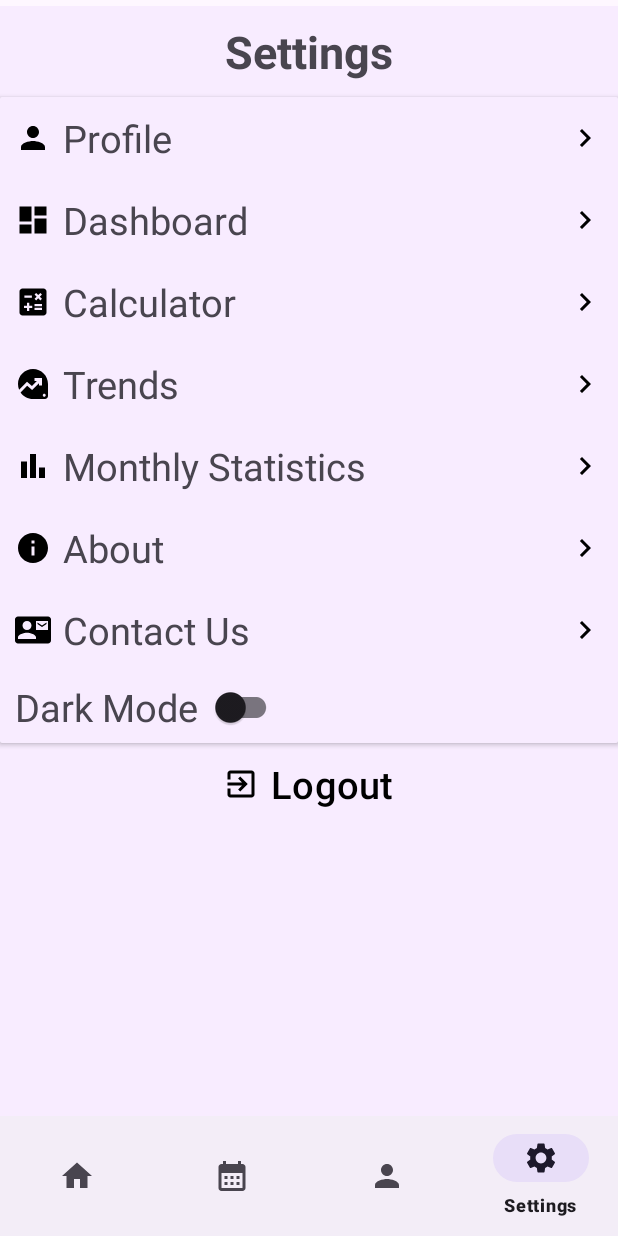
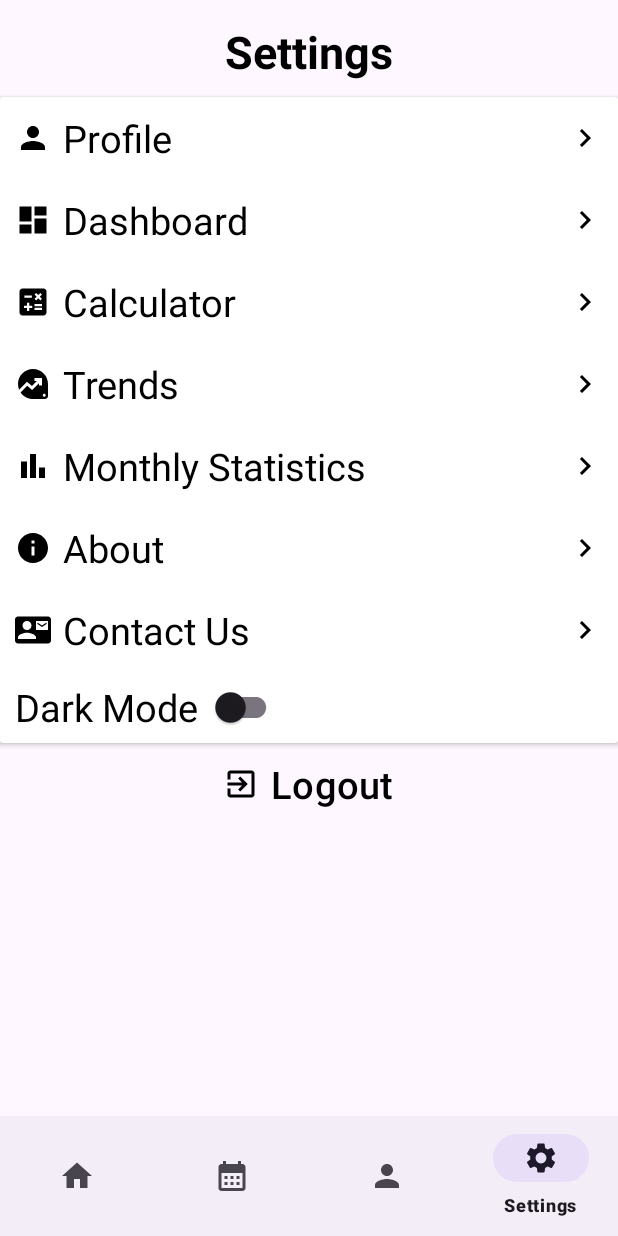
Before and after one commit to Dvaxinator/ExpenseTracker, an Android app: the screen it shows after launch once a user with an empty profile is signed in (UserMenu), item 4 of the bottom bar chosen, on a phone screen of 412 x 824 dp. Run offline under Robolectric (Android 15) with nearby library versions, the phone set to English and light mode, and no system bars; our stand-ins replace Firebase (no records; nobody signed in at launch, a user with empty details on screens opened directly), navigation-ui.

Commit message:
fix: make dark mode work with new ui changes

```diff
--- a/app/src/main/res/drawable/baseline_bar_chart_24.xml
+++ b/app/src/main/res/drawable/baseline_bar_chart_24.xml
@@ -1,4 +1,4 @@
-<vector xmlns:android="http://schemas.android.com/apk/res/android" android:height="24dp" android:tint="#000000" android:viewportHeight="24" android:viewportWidth="24" android:width="24dp">
+<vector xmlns:android="http://schemas.android.com/apk/res/android" android:height="24dp" android:tint="?attr/colorOnBackground" android:viewportHeight="24" android:viewportWidth="24" android:width="24dp">
 
     <path android:fillColor="@android:color/white" android:pathData="M4,9h4v11h-4z"/>
 
--- a/app/src/main/res/drawable/baseline_calculate_24.xml
+++ b/app/src/main/res/drawable/baseline_calculate_24.xml
@@ -1,4 +1,4 @@
-<vector xmlns:android="http://schemas.android.com/apk/res/android" android:height="24dp" android:tint="#000000" android:viewportHeight="24" android:viewportWidth="24" android:width="24dp">
+<vector xmlns:android="http://schemas.android.com/apk/res/android" android:height="24dp" android:tint="?attr/colorOnBackground" android:viewportHeight="24" android:viewportWidth="24" android:width="24dp">
 
     <path android:fillColor="@android:color/white" android:pathData="M19,3H5C3.9,3 3,3.9 3,5v14c0,1.1 0.9,2 2,2h14c1.1,0 2,-0.9 2,-2V5C21,3.9 20.1,3 19,3zM13.03,7.06L14.09,6l1.41,1.41L16.91,6l1.06,1.06l-1.41,1.41l1.41,1.41l-1.06,1.06L15.5,9.54l-1.41,1.41l-1.06,-1.06l1.41,-1.41L13.03,7.06zM6.25,7.72h5v1.5h-5V7.72zM11.5,16h-2v2H8v-2H6v-1.5h2v-2h1.5v2h2V16zM18,17.25h-5v-1.5h5V17.25zM18,14.75h-5v-1.5h5V14.75z"/>
 
--- a/app/src/main/res/drawable/baseline_contact_mail_24.xml
+++ b/app/src/main/res/drawable/baseline_contact_mail_24.xml
@@ -1,4 +1,4 @@
-<vector xmlns:android="http://schemas.android.com/apk/res/android" android:height="24dp" android:tint="#000000" android:viewportHeight="24" android:viewportWidth="24" android:width="24dp">
+<vector xmlns:android="http://schemas.android.com/apk/res/android" android:height="24dp" android:tint="?attr/colorOnBackground" android:viewportHeight="24" android:viewportWidth="24" android:width="24dp">
 
     <path android:fillColor="@android:color/white" android:pathData="M21,8L21,7l-3,2 -3,-2v1l3,2 3,-2zM22,3L2,3C0.9,3 0,3.9 0,5v14c0,1.1 0.9,2 2,2h20c1.1,0 1.99,-0.9 1.99,-2L24,5c0,-1.1 -0.9,-2 -2,-2zM8,6c1.66,0 3,1.34 3,3s-1.34,3 -3,3 -3,-1.34 -3,-3 1.34,-3 3,-3zM14,18L2,18v-1c0,-2 4,-3.1 6,-3.1s6,1.1 6,3.1v1zM22,12h-8L14,6h8v6z"/>
 
--- a/app/src/main/res/drawable/baseline_dashboard_24.xml
+++ b/app/src/main/res/drawable/baseline_dashboard_24.xml
@@ -1,4 +1,4 @@
-<vector xmlns:android="http://schemas.android.com/apk/res/android" android:height="24dp" android:tint="#000000" android:viewportHeight="24" android:viewportWidth="24" android:width="24dp">
+<vector xmlns:android="http://schemas.android.com/apk/res/android" android:height="24dp" android:tint="?attr/colorOnBackground" android:viewportHeight="24" android:viewportWidth="24" android:width="24dp">
 
     <path android:fillColor="@android:color/white" android:pathData="M3,13h8L11,3L3,3v10zM3,21h8v-6L3,15v6zM13,21h8L21,11h-8v10zM13,3v6h8L21,3h-8z"/>
 
--- a/app/src/main/res/drawable/baseline_data_exploration_24.xml
+++ b/app/src/main/res/drawable/baseline_data_exploration_24.xml
@@ -1,4 +1,4 @@
-<vector xmlns:android="http://schemas.android.com/apk/res/android" android:height="24dp" android:tint="#000000" android:viewportHeight="24" android:viewportWidth="24" android:width="24dp">
+<vector xmlns:android="http://schemas.android.com/apk/res/android" android:height="24dp" android:tint="?attr/colorOnBackground" android:viewportHeight="24" android:viewportWidth="24" android:width="24dp">
 
     <path android:fillColor="@android:color/white" android:pathData="M12,2C6.48,2 2,6.48 2,12c0,1.33 0.26,2.61 0.74,3.77L8,10.5l3.3,2.78L14.58,10H13V8h5v5h-2v-1.58L11.41,16l-3.29,-2.79l-4.4,4.4C5.52,20.26 8.56,22 12,22h8c1.1,0 2,-0.9 2,-2v-8C22,6.48 17.52,2 12,2zM19.5,20.5c-0.55,0 -1,-0.45 -1,-1s0.45,-1 1,-1s1,0.45 1,1S20.05,20.5 19.5,20.5z"/>
 
--- a/app/src/main/res/drawable/baseline_exit_to_app_24.xml
+++ b/app/src/main/res/drawable/baseline_exit_to_app_24.xml
@@ -1,4 +1,4 @@
-<vector xmlns:android="http://schemas.android.com/apk/res/android" android:autoMirrored="true" android:height="24dp" android:tint="#000000" android:viewportHeight="24" android:viewportWidth="24" android:width="24dp">
+<vector xmlns:android="http://schemas.android.com/apk/res/android" android:autoMirrored="true" android:height="24dp" android:tint="?attr/colorOnBackground" android:viewportHeight="24" android:viewportWidth="24" android:width="24dp">
 
     <path android:fillColor="@android:color/white" android:pathData="M10.09,15.59L11.5,17l5,-5 -5,-5 -1.41,1.41L12.67,11H3v2h9.67l-2.58,2.59zM19,3H5c-1.11,0 -2,0.9 -2,2v4h2V5h14v14H5v-4H3v4c0,1.1 0.89,2 2,2h14c1.1,0 2,-0.9 2,-2V5c0,-1.1 -0.9,-2 -2,-2z"/>
 
--- a/app/src/main/res/drawable/baseline_info_24.xml
+++ b/app/src/main/res/drawable/baseline_info_24.xml
@@ -1,4 +1,4 @@
-<vector xmlns:android="http://schemas.android.com/apk/res/android" android:height="24dp" android:tint="#000000" android:viewportHeight="24" android:viewportWidth="24" android:width="24dp">
+<vector xmlns:android="http://schemas.android.com/apk/res/android" android:height="24dp" android:tint="?attr/colorOnBackground" android:viewportHeight="24" android:viewportWidth="24" android:width="24dp">
 
     <path android:fillColor="@android:color/white" android:pathData="M12,2C6.48,2 2,6.48 2,12s4.48,10 10,10 10,-4.48 10,-10S17.52,2 12,2zM13,17h-2v-6h2v6zM13,9h-2L11,7h2v2z"/>
 
--- a/app/src/main/res/drawable/baseline_keyboard_arrow_right_24.xml
+++ b/app/src/main/res/drawable/baseline_keyboard_arrow_right_24.xml
@@ -1,4 +1,4 @@
-<vector xmlns:android="http://schemas.android.com/apk/res/android" android:autoMirrored="true" android:height="24dp" android:tint="#000000" android:viewportHeight="24" android:viewportWidth="24" android:width="24dp">
+<vector xmlns:android="http://schemas.android.com/apk/res/android" android:autoMirrored="true" android:height="24dp" android:tint="?attr/colorOnBackground" android:viewportHeight="24" android:viewportWidth="24" android:width="24dp">
 
     <path android:fillColor="@android:color/white" android:pathData="M8.59,16.59L13.17,12 8.59,7.41 10,6l6,6 -6,6 -1.41,-1.41z"/>
 
--- a/app/src/main/res/drawable/baseline_person_24.xml
+++ b/app/src/main/res/drawable/baseline_person_24.xml
@@ -1,7 +1,7 @@
 <vector xmlns:android="http://schemas.android.com/apk/res/android"
     android:width="24dp"
     android:height="24dp"
-    android:tint="#000000"
+    android:tint="?attr/colorOnBackground"
     android:viewportWidth="24"
     android:viewportHeight="24">
     <path
--- a/app/src/main/res/layout/fragment_settings.xml
+++ b/app/src/main/res/layout/fragment_settings.xml
@@ -5,8 +5,7 @@
     android:id="@+id/settings"
     android:layout_width="match_parent"
     android:layout_height="match_parent"
-    tools:context=".SettingsFragment"
-    android:background="@color/lightPurple">
+    tools:context=".SettingsFragment">
 
     <LinearLayout
         android:layout_width="match_parent"
@@ -27,110 +26,113 @@
                 android:padding="10dp"
                 android:text="Settings"
                 android:textAlignment="center"
+                android:textColor="?attr/colorOnBackground"
                 android:textSize="30sp"
-                android:textStyle="bold"/>
+                android:textStyle="bold" />
 
             <androidx.cardview.widget.CardView
+                android:id="@+id/cardView"
                 android:layout_width="match_parent"
                 android:layout_height="wrap_content"
                 android:layout_below="@id/SettingsTitle"
-                android:paddingTop="10dp"
-                android:id="@+id/cardView">
+                android:paddingTop="10dp">
+
                 <LinearLayout
                     android:layout_width="match_parent"
                     android:layout_height="wrap_content"
                     android:orientation="vertical">
+
                     <TextView
                         android:layout_width="match_parent"
                         android:layout_height="wrap_content"
-                        android:text="Profile"
                         android:drawableLeft="@drawable/baseline_person_24"
+                        android:drawableRight="@drawable/baseline_keyboard_arrow_right_24"
                         android:drawablePadding="8dp"
                         android:padding="10dp"
-                        android:textSize="25sp"
-                        android:background="@color/lightPurple"
-                        android:drawableRight="@drawable/baseline_keyboard_arrow_right_24"
-                        />
+                        android:text="Profile"
+                        android:textColor="?attr/colorOnBackground"
+                        android:textSize="25sp" />
+
                     <TextView
                         android:layout_width="match_parent"
                         android:layout_height="wrap_content"
+                        android:drawableLeft="@drawable/baseline_dashboard_24"
+                        android:drawableRight="@drawable/baseline_keyboard_arrow_right_24"
+                        android:drawablePadding="8dp"
+                        android:padding="10dp"
                         android:text="Dashboard"
-                        android:drawableLeft="@drawable/baseline_dashboard_24"
-                        android:drawablePadding="8dp"
-                        android:textSize="25sp"
-                        android:padding="10dp"
-                        android:background="@color/lightPurple"
-                        android:drawableRight="@drawable/baseline_keyboard_arrow_right_24"
-                        />
+                        android:textColor="?attr/colorOnBackground"
+                        android:textSize="25sp" />
+
                     <TextView
                         android:layout_width="match_parent"
                         android:layout_height="wrap_content"
+                        android:drawableLeft="@drawable/baseline_calculate_24"
+                        android:drawableRight="@drawable/baseline_keyboard_arrow_right_24"
+                        android:drawablePadding="8dp"
+                        android:padding="10dp"
                         android:text="Calculator"
-                        android:drawableLeft="@drawable/baseline_calculate_24"
-                        android:drawablePadding="8dp"
-                        android:textSize="25sp"
-                        android:padding="10dp"
-                        android:background="@color/lightPurple"
-                        android:drawableRight="@drawable/baseline_keyboard_arrow_right_24"
-                        />
+                        android:textColor="?attr/colorOnBackground"
+                        android:textSize="25sp" />
+
                     <TextView
                         android:layout_width="match_parent"
                         android:layout_height="wrap_content"
+                        android:drawableLeft="@drawable/baseline_data_exploration_24"
+                        android:drawableRight="@drawable/baseline_keyboard_arrow_right_24"
+                        android:drawablePadding="8dp"
+                        android:padding="10dp"
                         android:text="Trends"
-                        android:drawableLeft="@drawable/baseline_data_exploration_24"
-                        android:drawablePadding="8dp"
-                        android:textSize="25sp"
-                        android:padding="10dp"
-                        android:background="@color/lightPurple"
-                        android:drawableRight="@drawable/baseline_keyboard_arrow_right_24"
-                        />
+                        android:textColor="?attr/colorOnBackground"
+                        android:textSize="25sp" />
+
                     <TextView
                         android:layout_width="match_parent"
                         android:layout_height="wrap_content"
+                        android:drawableLeft="@drawable/baseline_bar_chart_24"
+                        android:drawableRight="@drawable/baseline_keyboard_arrow_right_24"
+                        android:drawablePadding="8dp"
+                        android:padding="10dp"
                         android:text="Monthly Statistics"
-                        android:drawableLeft="@drawable/baseline_bar_chart_24"
-                        android:drawablePadding="8dp"
-                        android:textSize="25sp"
-                        android:padding="10dp"
-                        android:background="@color/lightPurple"
-                        android:drawableRight="@drawable/baseline_keyboard_arrow_right_24"
-                        />
+                        android:textColor="?attr/colorOnBackground"
+                        android:textSize="25sp" />
+
                     <TextView
                         android:layout_width="match_parent"
                         android:layout_height="wrap_content"
+                        android:drawableLeft="@drawable/baseline_info_24"
+                        android:drawableRight="@drawable/baseline_keyboard_arrow_right_24"
+                        android:drawablePadding="8dp"
+                        android:padding="10dp"
                         android:text="About"
-                        android:drawableLeft="@drawable/baseline_info_24"
-                        android:drawablePadding="8dp"
-                        android:textSize="25sp"
-                        android:padding="10dp"
-                        android:background="@color/lightPurple"
-                        android:drawableRight="@drawable/baseline_keyboard_arrow_right_24"
-                        />
+                        android:textColor="?attr/colorOnBackground"
+                        android:textSize="25sp" />
+
                     <TextView
                         android:layout_width="match_parent"
                         android:layout_height="wrap_content"
+                        android:drawableLeft="@drawable/baseline_contact_mail_24"
+                        android:drawableRight="@drawable/baseline_keyboard_arrow_right_24"
+                        android:drawablePadding="8dp"
+                        android:padding="10dp"
                         android:text="Contact Us"
-                        android:drawableLeft="@drawable/baseline_contact_mail_24"
-                        android:drawablePadding="8dp"
-                        android:textSize="25sp"
-                        android:padding="10dp"
-                        android:background="@color/lightPurple"
-                        android:drawableRight="@drawable/baseline_keyboard_arrow_right_24"
-                        />
+                        android:textColor="?attr/colorOnBackground"
+                        android:textSize="25sp" />
+
                     <LinearLayout
                         android:layout_width="match_parent"
                         android:layout_height="wrap_content"
+                        android:layout_below="@id/cardView"
                         android:gravity="center_vertical"
                         android:orientation="horizontal"
-                        android:layout_below="@id/cardView"
-                        android:paddingLeft="10dp"
-                        android:background="@color/lightPurple">
+                        android:paddingLeft="10dp">
 
                         <TextView
                             android:layout_width="wrap_content"
                             android:layout_height="wrap_content"
                             android:paddingEnd="8dp"
                             android:text="Dark Mode"
+                            android:textColor="?attr/colorOnBackground"
                             android:textSize="25sp" />
 
                         <com.google.android.material.switchmaterial.SwitchMaterial
@@ -141,22 +143,22 @@
                     </LinearLayout>
                 </LinearLayout>
             </androidx.cardview.widget.CardView>
+
             <Button
                 android:id="@+id/buttonLogOut"
                 android:layout_width="wrap_content"
                 android:layout_height="wrap_content"
+                android:layout_below="@id/cardView"
+                android:layout_centerHorizontal="true"
                 android:layout_gravity="center"
-                android:text="Logout"
-                android:textColor="@android:color/black"
-                android:textSize="25sp"
                 android:background="@android:color/transparent"
                 android:drawableLeft="@drawable/baseline_exit_to_app_24"
                 android:drawablePadding="8dp"
                 android:paddingStart="16dp"
                 android:paddingEnd="16dp"
-                android:layout_below="@id/cardView"
-                android:layout_centerHorizontal="true"
-                />
+                android:text="Logout"
+                android:textColor="?attr/colorOnBackground"
+                android:textSize="25sp" />
         </RelativeLayout>
     </LinearLayout>
 </FrameLayout>
```
Also changed, not shown: app/src/main/res/drawable/register_user.png.
